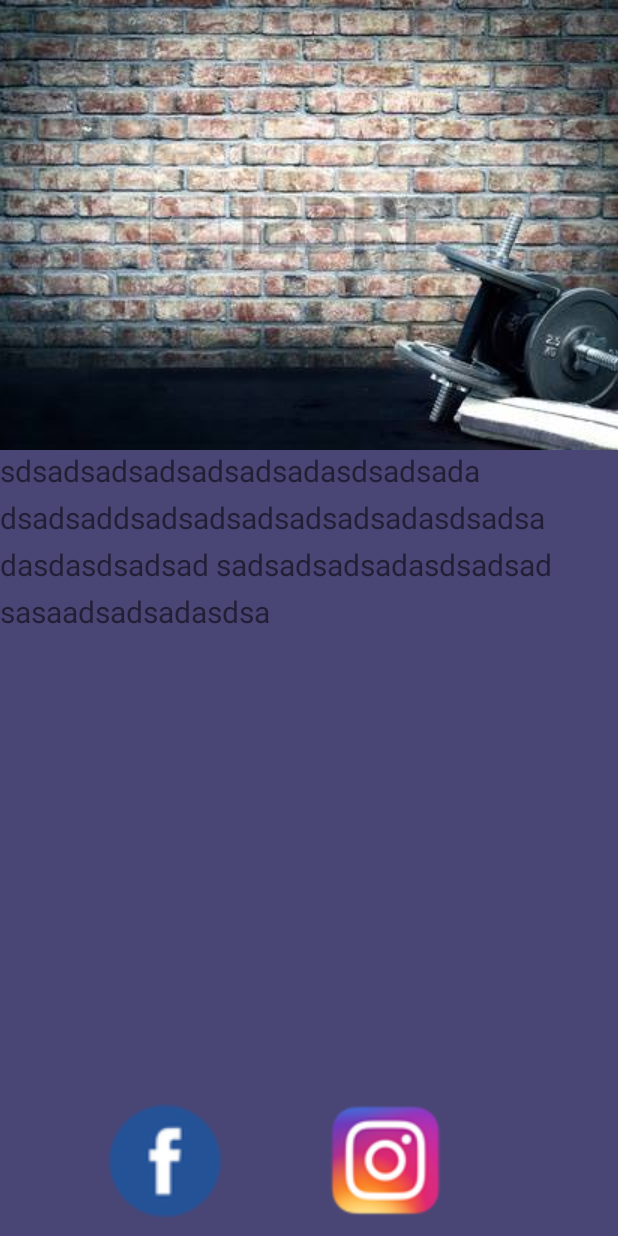
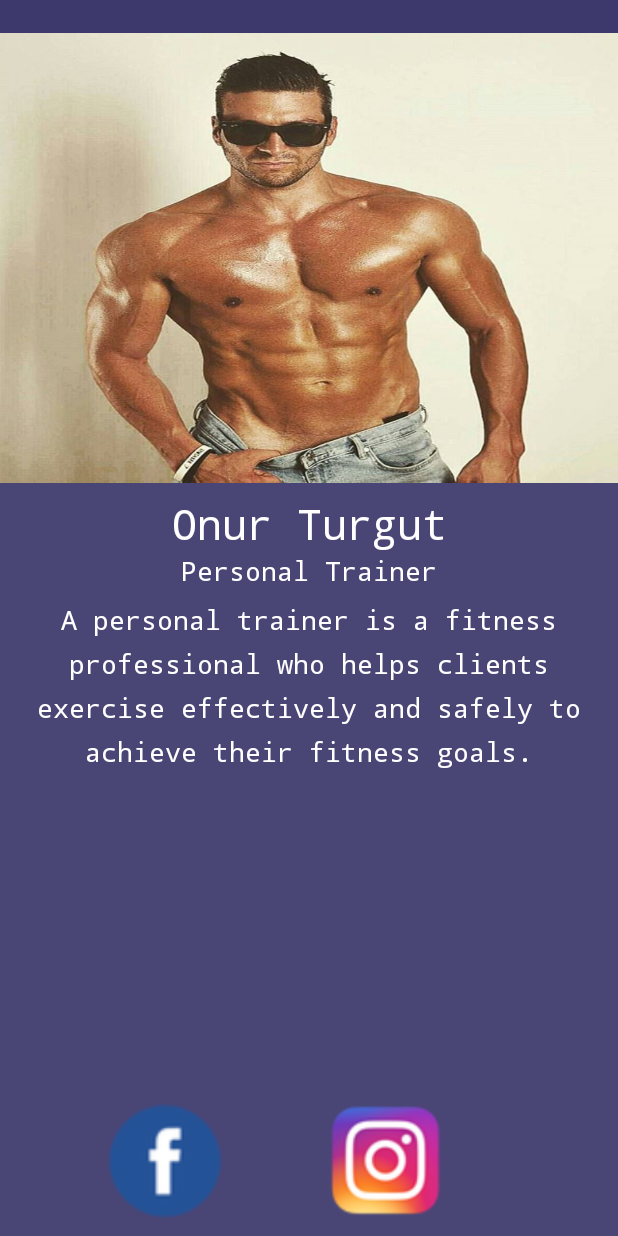
Before and after one commit to oerdogdu/OnurPT, an Android app: the fragment ContactFragment shown on its own in the app's theme, on a phone screen of 412 x 824 dp. Run offline under Robolectric (Android 15) with nearby library versions, the phone set to English and light mode, and no system bars; 2 statements that could not run were skipped.

Commit message:
Contact Fragment Enhancements

```diff
--- a/app/src/main/res/layout/contact_fragment.xml
+++ b/app/src/main/res/layout/contact_fragment.xml
@@ -31,10 +31,11 @@
             <ImageView
                 android:id="@+id/main.backdrop"
                 android:layout_width="match_parent"
-                android:layout_height="match_parent"
+                android:layout_height="300dp"
                 android:fitsSystemWindows="true"
-                android:scaleType="centerCrop"
-                android:src="@drawable/contactbg"
+                android:layout_marginTop="22dp"
+                android:scaleType="fitXY"
+                android:src="@drawable/onur_turgut"
                 app:layout_collapseMode="parallax" />
 
             <android.support.v7.widget.Toolbar
@@ -49,18 +50,51 @@
     <android.support.v4.widget.NestedScrollView
         android:layout_width="match_parent"
         android:layout_height="match_parent"
-        app:layout_behavior="@string/appbar_scrolling_view_behavior"
-        >
+        app:layout_behavior="@string/appbar_scrolling_view_behavior">
 
+
+        <LinearLayout
+            android:layout_width="match_parent"
+            android:layout_height="match_parent"
+            android:orientation="vertical">
+
+        <TextView
+            android:id="@+id/nameSurname"
+            android:layout_width="match_parent"
+            android:layout_height="wrap_content"
+            android:textSize="28sp"
+            android:textAlignment="center"
+            android:textColor="#fff"
+            android:lineSpacingExtra="8dp"
+            android:layout_marginTop="8dp"
+            android:text="Onur Turgut"
+            android:typeface="monospace"/>
 
 
         <TextView
+            android:id="@+id/contact_description"
             android:layout_width="match_parent"
             android:layout_height="wrap_content"
-            android:textSize="20sp"
+            android:textSize="18sp"
+            android:textAlignment="center"
+            android:textColor="#fff"
             android:lineSpacingExtra="8dp"
-            android:text="@string/lorem"
-            />
+            android:text="Personal Trainer"
+            android:typeface="monospace"/>
+
+            <TextView
+                android:id="@+id/contact_general"
+                android:layout_width="match_parent"
+                android:layout_height="wrap_content"
+                android:textSize="18sp"
+                android:textAlignment="center"
+                android:textColor="#fff"
+                android:lineSpacingExtra="8dp"
+                android:layout_marginTop="8dp"
+                android:text="A personal trainer is a fitness professional who helps clients exercise effectively and safely to achieve their fitness goals."
+                android:typeface="monospace"/>
+
+        </LinearLayout>
 
     </android.support.v4.widget.NestedScrollView>
 
--- a/app/src/main/res/values/strings.xml
+++ b/app/src/main/res/values/strings.xml
@@ -5,10 +5,9 @@
     <string name="name_hint">Name and Surname</string>
     <string name="mail_hint">Enter your Mail</string>
     <string name="strRegister">REGISTER</string>
-    <string name="lorem">sdsadsadsadsadsadsadasdsadsada
-    dsadsaddsadsadsadsadsadsadasdsadsadasdasdsadsad
-    sadsadsadsadasdsadsad
-    sasaadsadsadasdsa</string>
+    <string name="lorem">Onur Turgut
+        MACFit'te Personal Coach
+        Anadolu Üniversitesi'de Uluslararası ilişkiler okudu</string>
     <string name="menu_add">Add To Program</string>
     <string name="appointmentStr">Make Appointment</string>
     <string name="OK">OK</string>
```
Also changed, not shown: app/src/main/java/com/eon/atoi/onurpt/fragments/ContactFragment.java (+48 -0 lines), app/src/main/res/drawable/onur_turgut.jpg (added).
